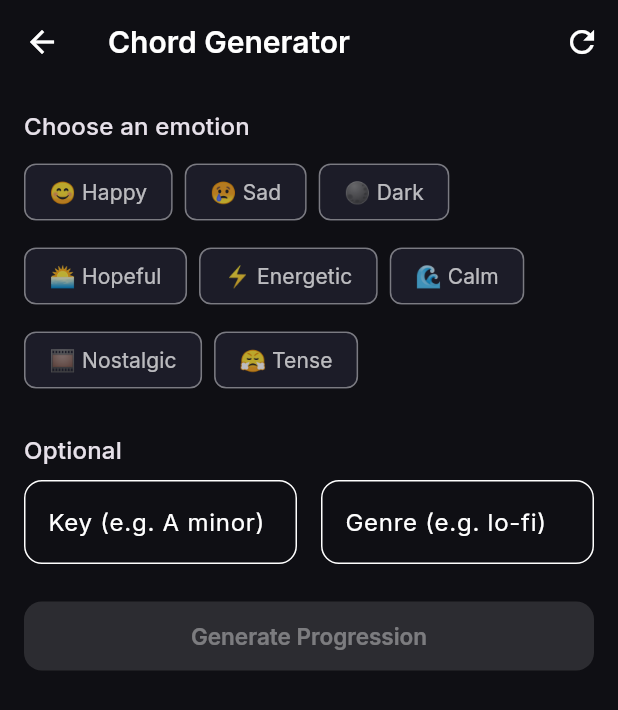
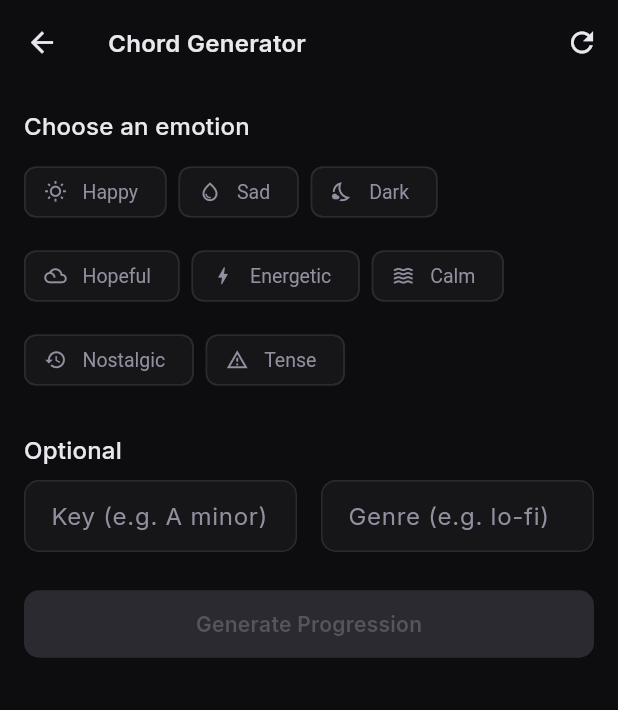
Before and after one commit to grmpycrab/Harmonica-v2, a Flutter app: the screen it shows after launch, after a tap on "Chord Generator", on a phone screen of 412 x 824 dp. Shown: the top 710 px of the screen. Run offline on Flutter 3.47's test engine with Material 3 defaults, Android fonts, the light colour scheme and no system bars; our stand-ins replace flutter_riverpod, go_router, google_fonts, riverpod_annotation; generated files the repository leaves out were written again.

Commit message:
first commit

```diff
--- a/lib/core/theme/app_theme.dart
+++ b/lib/core/theme/app_theme.dart
@@ -1,57 +1,156 @@
 import 'package:flutter/material.dart';
 import 'package:google_fonts/google_fonts.dart';
 
+/// DAW-inspired dark theme.
+///
+/// Palette is intentionally desaturated so UI chrome stays out of the way
+/// and musical content (chord names, progression labels) reads clearly.
 class AppTheme {
   AppTheme._();
 
-  static const _primaryColor = Color(0xFF7C3AED); // violet-600
-  static const _backgroundColor = Color(0xFF0F0F14);
-  static const _surfaceColor = Color(0xFF1C1C28);
-  static const _cardColor = Color(0xFF252535);
+  // ── Neutrals ────────────────────────────────────────────────────────────────
+  /// True-black background — matches pro audio tool canvases.
+  static const _bg = Color(0xFF0D0D0F);
+
+  /// Panel surface — barely lighter than background for subtle depth.
+  static const _surface = Color(0xFF161618);
+
+  /// Card / raised element.
+  static const _card = Color(0xFF1E1E22);
+
+  /// Subtle border / divider colour.
+  static const _border = Color(0xFF2A2A30);
+
+  // ── Accent ──────────────────────────────────────────────────────────────────
+  /// Single accent colour — a cool indigo that reads well on dark surfaces
+  /// without feeling "app-like". Used sparingly (selected states, CTAs).
+  static const _accent = Color(0xFF5B6AF0); // indigo-500
+
+  /// Muted accent for selected-chip backgrounds and icon tints.
+  static const _accentMuted = Color(0xFF23253D);
+
+  // ── Type ramp ───────────────────────────────────────────────────────────────
+  static const _onSurface = Color(0xFFE8E8EE); // primary text
+  static const _onSurfaceMid = Color(0xFF9090A0); // secondary / label text
+  static const _onSurfaceDim = Color(0xFF55555F); // placeholder / hint
 
   static ThemeData get dark {
+    final base = ThemeData.dark();
     return ThemeData(
       useMaterial3: true,
       brightness: Brightness.dark,
-      colorScheme: ColorScheme.dark(
-        primary: _primaryColor,
-        secondary: const Color(0xFF06B6D4), // cyan-500
-        surface: _surfaceColor,
-        surfaceContainerHighest: _cardColor,
+      colorScheme: const ColorScheme.dark(
+        primary: _accent,
+        primaryContainer: _accentMuted,
+        secondary: _accent,
+        surface: _surface,
+        surfaceContainerHighest: _card,
+        outline: _border,
         onPrimary: Colors.white,
-        onSurface: Colors.white,
+        onSurface: _onSurface,
+        onSurfaceVariant: _onSurfaceMid,
+        error: Color(0xFFCF6679),
       ),
-      scaffoldBackgroundColor: _backgroundColor,
-      textTheme: GoogleFonts.interTextTheme(ThemeData.dark().textTheme),
+      scaffoldBackgroundColor: _bg,
+
+      // ── Typography ────────────────────────────────────────────────────────
+      textTheme: GoogleFonts.interTextTheme(base.textTheme).apply(
+        bodyColor: _onSurface,
+        displayColor: _onSurface,
+      ),
+
+      // ── Cards ─────────────────────────────────────────────────────────────
       cardTheme: const CardThemeData(
-        color: _cardColor,
+        color: _card,
         elevation: 0,
+        margin: EdgeInsets.zero,
         shape: RoundedRectangleBorder(
-          borderRadius: BorderRadius.all(Radius.circular(16)),
+          borderRadius: BorderRadius.all(Radius.circular(12)),
+          side: BorderSide(color: _border),
         ),
       ),
+
+      // ── AppBar ────────────────────────────────────────────────────────────
       appBarTheme: AppBarTheme(
-        backgroundColor: _backgroundColor,
+        backgroundColor: _bg,
+        surfaceTintColor: Colors.transparent,
         elevation: 0,
         centerTitle: false,
+        iconTheme: const IconThemeData(color: _onSurface, size: 22),
         titleTextStyle: GoogleFonts.inter(
-          fontSize: 20,
+          fontSize: 16,
           fontWeight: FontWeight.w600,
-          color: Colors.white,
+          color: _onSurface,
+          letterSpacing: 0.2,
         ),
       ),
+
+      // ── Divider ───────────────────────────────────────────────────────────
+      dividerTheme: const DividerThemeData(color: _border, thickness: 1),
+
+      // ── Input fields ──────────────────────────────────────────────────────
+      inputDecorationTheme: InputDecorationTheme(
+        filled: true,
+        fillColor: _surface,
+        labelStyle: const TextStyle(color: _onSurfaceMid),
+        hintStyle: const TextStyle(color: _onSurfaceDim),
+        border: OutlineInputBorder(
+          borderRadius: const BorderRadius.all(Radius.circular(10)),
+          borderSide: const BorderSide(color: _border),
+        ),
+        enabledBorder: OutlineInputBorder(
+          borderRadius: const BorderRadius.all(Radius.circular(10)),
+          borderSide: const BorderSide(color: _border),
+        ),
+        focusedBorder: OutlineInputBorder(
+          borderRadius: const BorderRadius.all(Radius.circular(10)),
+          borderSide: BorderSide(color: _accent.withAlpha(180), width: 1.5),
+        ),
+        contentPadding:
+            const EdgeInsets.symmetric(horizontal: 14, vertical: 12),
+      ),
+
+      // ── Chips ─────────────────────────────────────────────────────────────
+      chipTheme: ChipThemeData(
+        backgroundColor: _surface,
+        selectedColor: _accentMuted,
+        side: const BorderSide(color: _border),
+        labelStyle: const TextStyle(
+          color: _onSurface,
+          fontSize: 13,
+          fontWeight: FontWeight.w500,
+        ),
+        shape: const RoundedRectangleBorder(
+          borderRadius: BorderRadius.all(Radius.circular(8)),
+        ),
+        showCheckmark: false,
+        padding: const EdgeInsets.symmetric(horizontal: 10, vertical: 6),
+      ),
+
+      // ── Elevated buttons ──────────────────────────────────────────────────
       elevatedButtonTheme: ElevatedButtonThemeData(
         style: ElevatedButton.styleFrom(
-          backgroundColor: _primaryColor,
+          backgroundColor: _accent,
           foregroundColor: Colors.white,
+          disabledBackgroundColor: _border,
+          disabledForegroundColor: _onSurfaceDim,
+          elevation: 0,
           padding: const EdgeInsets.symmetric(horizontal: 24, vertical: 14),
           shape: const RoundedRectangleBorder(
-            borderRadius: BorderRadius.all(Radius.circular(12)),
+            borderRadius: BorderRadius.all(Radius.circular(10)),
           ),
           textStyle: GoogleFonts.inter(
             fontWeight: FontWeight.w600,
-            fontSize: 15,
+            fontSize: 14,
+            letterSpacing: 0.2,
           ),
+        ),
+      ),
+
+      // ── Icon buttons ──────────────────────────────────────────────────────
+      iconButtonTheme: IconButtonThemeData(
+        style: IconButton.styleFrom(
+          foregroundColor: _onSurfaceMid,
         ),
       ),
     );
--- a/lib/domain/entities/emotion_type.dart
+++ b/lib/domain/entities/emotion_type.dart
@@ -1,3 +1,5 @@
+import 'package:flutter/material.dart';
+
 /// Represents the emotional character of a chord progression.
 ///
 /// Each value maps to an [EmotionProfile] in [EmotionCatalog] which
@@ -24,14 +26,15 @@ enum EmotionType {
         EmotionType.tense => 'Tense',
       };
 
-  String get emoji => switch (this) {
-        EmotionType.happy => '😊',
-        EmotionType.sad => '😢',
-        EmotionType.dark => '🌑',
-        EmotionType.hopeful => '🌅',
-        EmotionType.energetic => '⚡',
-        EmotionType.calm => '🌊',
-        EmotionType.nostalgic => '🎞️',
-        EmotionType.tense => '😤',
+  /// Material icon that represents this emotion — no emoji.
+  IconData get icon => switch (this) {
+        EmotionType.happy => Icons.wb_sunny_outlined,
+        EmotionType.sad => Icons.water_drop_outlined,
+        EmotionType.dark => Icons.nights_stay_outlined,
+        EmotionType.hopeful => Icons.filter_drama_outlined,
+        EmotionType.energetic => Icons.bolt_outlined,
+        EmotionType.calm => Icons.waves_outlined,
+        EmotionType.nostalgic => Icons.history_outlined,
+        EmotionType.tense => Icons.warning_amber_outlined,
       };
 }
--- a/lib/presentation/screens/generator_screen.dart
+++ b/lib/presentation/screens/generator_screen.dart
@@ -136,9 +136,10 @@ class _ProgressionResult extends StatelessWidget {
           children: [
             Row(
               children: [
-                Text(
-                  progression.emotion.emoji,
-                  style: const TextStyle(fontSize: 22),
+                Icon(
+                  progression.emotion.icon,
+                  size: 18,
+                  color: theme.colorScheme.primary,
                 ),
                 AppSpacing.hGapSm,
                 Text(
@@ -178,17 +179,16 @@ class _ProgressionResult extends StatelessWidget {
             AppSpacing.gapSm,
             Text(
               progression.description,
-              style: theme.textTheme.bodyMedium?.copyWith(
-                color: Colors.white60,
-                fontStyle: FontStyle.italic,
+              style: theme.textTheme.bodySmall?.copyWith(
+                color: theme.colorScheme.onSurfaceVariant,
               ),
             ),
             if (progression.genre.isNotEmpty) ...[
               AppSpacing.gapSm,
               Text(
-                '# ${progression.genre}',
+                progression.genre,
                 style: theme.textTheme.bodySmall?.copyWith(
-                  color: theme.colorScheme.secondary,
+                  color: theme.colorScheme.onSurfaceVariant,
                 ),
               ),
             ],
--- a/lib/presentation/screens/home_screen.dart
+++ b/lib/presentation/screens/home_screen.dart
@@ -1,5 +1,3 @@
-// ignore_for_file: deprecated_member_use
-
 import 'package:flutter/material.dart';
 import 'package:go_router/go_router.dart';
 
@@ -30,8 +28,8 @@ class HomeScreen extends StatelessWidget {
               AppSpacing.gapMd,
               Text(
                 'What do you want to do today?',
-                style: theme.textTheme.titleMedium?.copyWith(
-                  color: Colors.white70,
+                style: theme.textTheme.bodyMedium?.copyWith(
+                  color: theme.colorScheme.onSurfaceVariant,
                 ),
               ),
               AppSpacing.gapXl,
@@ -39,23 +37,20 @@ class HomeScreen extends StatelessWidget {
                 icon: Icons.piano_outlined,
                 title: 'Chord Generator',
                 subtitle: 'Generate progressions by emotion or genre',
-                color: const Color(0xFF7C3AED),
                 onTap: () => context.push(AppConstants.routeGenerator),
               ),
               AppSpacing.gapMd,
               _HomeCard(
-                icon: Icons.bolt_outlined,
-                title: 'Inspiration Mode',
-                subtitle: 'Feeling stuck? Get a random spark',
-                color: const Color(0xFFEA580C),
+                icon: Icons.shuffle_outlined,
+                title: 'Inspiration',
+                subtitle: 'Get a random progression spark',
                 onTap: () => context.push(AppConstants.routeInspiration),
               ),
               AppSpacing.gapMd,
               _HomeCard(
-                icon: Icons.school_outlined,
+                icon: Icons.library_books_outlined,
                 title: 'Learn Theory',
-                subtitle: 'Chords, scales, progressions & more',
-                color: const Color(0xFF0891B2),
+                subtitle: 'Chords, scales, progressions and more',
                 onTap: () => context.push(AppConstants.routeLearn),
               ),
             ],
@@ -71,36 +66,35 @@ class _HomeCard extends StatelessWidget {
     required this.icon,
     required this.title,
     required this.subtitle,
-    required this.color,
     required this.onTap,
   });
 
   final IconData icon;
   final String title;
   final String subtitle;
-  final Color color;
   final VoidCallback onTap;
 
   @override
   Widget build(BuildContext context) {
     final theme = Theme.of(context);
+    final colorScheme = theme.colorScheme;
 
     return Card(
       child: InkWell(
         onTap: onTap,
-        borderRadius: BorderRadius.circular(16),
+        borderRadius: BorderRadius.circular(12),
         child: Padding(
           padding: const EdgeInsets.all(AppSpacing.md),
           child: Row(
             children: [
               Container(
-                width: 52,
-                height: 52,
+                width: 48,
+                height: 48,
                 decoration: BoxDecoration(
-                  color: color.withOpacity(0.15),
-                  borderRadius: BorderRadius.circular(12),
+                  color: colorScheme.primaryContainer,
+                  borderRadius: BorderRadius.circular(10),
                 ),
-                child: Icon(icon, color: color, size: 26),
+                child: Icon(icon, color: colorScheme.primary, size: 22),
               ),
               AppSpacing.hGapMd,
               Expanded(
@@ -117,13 +111,17 @@ class _HomeCard extends StatelessWidget {
                     Text(
                       subtitle,
                       style: theme.textTheme.bodySmall?.copyWith(
-                        color: Colors.white54,
+                        color: colorScheme.onSurfaceVariant,
                       ),
                     ),
                   ],
                 ),
               ),
-              const Icon(Icons.chevron_right, color: Colors.white38),
+              Icon(
+                Icons.chevron_right,
+                color: colorScheme.onSurfaceVariant,
+                size: 18,
+              ),
             ],
           ),
         ),
--- a/lib/presentation/screens/inspiration_screen.dart
+++ b/lib/presentation/screens/inspiration_screen.dart
@@ -13,9 +13,10 @@ class InspirationScreen extends ConsumerWidget {
     final state = ref.watch(progressionViewModelProvider);
     final vm = ref.read(progressionViewModelProvider.notifier);
     final theme = Theme.of(context);
+    final colorScheme = theme.colorScheme;
 
     return Scaffold(
-      appBar: AppBar(title: const Text('Inspiration Mode')),
+      appBar: AppBar(title: const Text('Inspiration')),
       body: SafeArea(
         child: Padding(
           padding: const EdgeInsets.all(AppSpacing.md),
@@ -23,23 +24,16 @@ class InspirationScreen extends ConsumerWidget {
             crossAxisAlignment: CrossAxisAlignment.stretch,
             children: [
               Text(
-                'Feeling stuck? Hit the button and get a random chord spark.',
-                style: theme.textTheme.bodyLarge?.copyWith(
-                  color: Colors.white70,
+                'Feeling stuck? Generate a random chord spark.',
+                style: theme.textTheme.bodyMedium?.copyWith(
+                  color: colorScheme.onSurfaceVariant,
                 ),
               ),
               AppSpacing.gapXl,
               ElevatedButton.icon(
-                style: ElevatedButton.styleFrom(
-                  backgroundColor: const Color(0xFFEA580C),
-                  padding: const EdgeInsets.symmetric(vertical: 18),
-                ),
                 onPressed: vm.generateRandom,
-                icon: const Text('⚡', style: TextStyle(fontSize: 20)),
-                label: const Text(
-                  'Spark Inspiration',
-                  style: TextStyle(fontSize: 16),
-                ),
+                icon: const Icon(Icons.shuffle_outlined, size: 18),
+                label: const Text('Spark Inspiration'),
               ),
               if (state.progression != null) ...[
                 AppSpacing.gapXl,
@@ -62,31 +56,44 @@ class _InspirationCard extends StatelessWidget {
   Widget build(BuildContext context) {
     final progression = state.progression!;
     final theme = Theme.of(context);
+    final colorScheme = theme.colorScheme;
 
     return Card(
       child: Padding(
         padding: const EdgeInsets.all(AppSpacing.lg),
         child: Column(
           children: [
-            Text(
-              progression.emotion.emoji,
-              style: const TextStyle(fontSize: 48),
+            // Emotion icon in a tinted circle — clean, no emoji
+            Container(
+              width: 56,
+              height: 56,
+              decoration: BoxDecoration(
+                color: colorScheme.primaryContainer,
+                shape: BoxShape.circle,
+              ),
+              child: Icon(
+                progression.emotion.icon,
+                size: 26,
+                color: colorScheme.primary,
+              ),
             ),
             AppSpacing.gapSm,
             Text(
               progression.emotion.label,
-              style: theme.textTheme.titleLarge?.copyWith(
-                fontWeight: FontWeight.w700,
+              style: theme.textTheme.titleMedium?.copyWith(
+                fontWeight: FontWeight.w600,
+                color: colorScheme.onSurfaceVariant,
               ),
             ),
             AppSpacing.gapMd,
             Text(
               progression.label,
               textAlign: TextAlign.center,
-              style: theme.textTheme.headlineMedium?.copyWith(
-                fontWeight: FontWeight.w800,
-                color: theme.colorScheme.primary,
-                letterSpacing: 2,
+              style: theme.textTheme.headlineSmall?.copyWith(
+                fontWeight: FontWeight.w700,
+                color: colorScheme.onSurface,
+                letterSpacing: 2.5,
+                fontFeatures: const [FontFeature.tabularFigures()],
               ),
             ),
             AppSpacing.gapMd,
@@ -94,17 +101,15 @@ class _InspirationCard extends StatelessWidget {
               spacing: AppSpacing.sm,
               runSpacing: AppSpacing.sm,
               alignment: WrapAlignment.center,
-              children: progression.chords
-                  .map((c) => ChordChip(chord: c))
-                  .toList(),
+              children:
+                  progression.chords.map((c) => ChordChip(chord: c)).toList(),
             ),
             AppSpacing.gapMd,
             Text(
               progression.description,
               textAlign: TextAlign.center,
-              style: theme.textTheme.bodyMedium?.copyWith(
-                color: Colors.white60,
-                fontStyle: FontStyle.italic,
+              style: theme.textTheme.bodySmall?.copyWith(
+                color: colorScheme.onSurfaceVariant,
               ),
             ),
           ],
--- a/lib/presentation/widgets/emotion_selector.dart
+++ b/lib/presentation/widgets/emotion_selector.dart
@@ -1,10 +1,12 @@
-// ignore_for_file: deprecated_member_use
-
 import 'package:flutter/material.dart';
 
 import '../../domain/entities/emotion_type.dart';
 
-/// A scrollable grid of emotion selection chips.
+/// A scrollable wrap of emotion selection chips.
+///
+/// Each chip renders a Material icon alongside the emotion label.
+/// Styling is driven entirely by the ambient [ChipThemeData] set in
+/// [AppTheme] — no hardcoded colours here.
 class EmotionSelector extends StatelessWidget {
   const EmotionSelector({
     super.key,
@@ -17,6 +19,8 @@ class EmotionSelector extends StatelessWidget {
 
   @override
   Widget build(BuildContext context) {
+    final colorScheme = Theme.of(context).colorScheme;
+
     return Wrap(
       spacing: 8,
       runSpacing: 8,
@@ -24,20 +28,24 @@ class EmotionSelector extends StatelessWidget {
         final isSelected = emotion == selected;
         return FilterChip(
           selected: isSelected,
-          label: Text('${emotion.emoji} ${emotion.label}'),
+          avatar: Icon(
+            emotion.icon,
+            size: 15,
+            color:
+                isSelected ? colorScheme.primary : colorScheme.onSurfaceVariant,
+          ),
+          label: Text(emotion.label),
           onSelected: (_) => onSelect(emotion),
           showCheckmark: false,
-          selectedColor: Theme.of(
-            context,
-          ).colorScheme.primary.withOpacity(0.25),
+          selectedColor: colorScheme.primaryContainer,
           side: BorderSide(
-            color: isSelected
-                ? Theme.of(context).colorScheme.primary
-                : Colors.white24,
+            color: isSelected ? colorScheme.primary : colorScheme.outline,
           ),
           labelStyle: TextStyle(
-            color: isSelected ? Colors.white : Colors.white70,
-            fontWeight: isSelected ? FontWeight.w600 : FontWeight.normal,
+            color:
+                isSelected ? colorScheme.primary : colorScheme.onSurfaceVariant,
+            fontWeight: isSelected ? FontWeight.w600 : FontWeight.w400,
+            fontSize: 13,
           ),
         );
       }).toList(),
```
